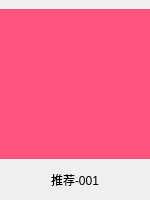
YNXC-ljw/MyProject, file MiniMusic/recboxitem.ui: the form before one commit.
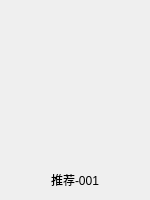
The form after the commit.

```diff
--- a/MiniMusic/recboxitem.ui
+++ b/MiniMusic/recboxitem.ui
@@ -53,7 +53,7 @@
        </rect>
       </property>
       <property name="styleSheet">
-       <string notr="true">background-color:rgb(255, 85, 127);</string>
+       <string notr="true"/>
       </property>
       <property name="text">
        <string/>
```
